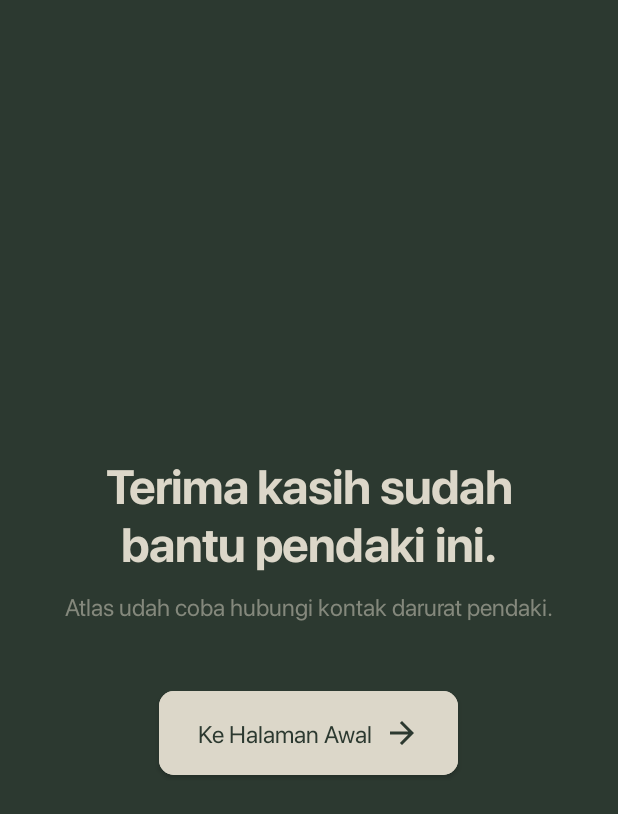
After one commit to codeDali/Atlas, an Android app: the FinishActivity screen opened directly, with no data from a screen before it, on a phone screen of 412 x 824 dp. The commit adds this screen. Shown: the top 814 px of the screen. Run offline under Robolectric (Android 15) with nearby library versions, the phone set to English and light mode, and no system bars.

Commit message:
maps upgraded

```diff
--- a/app/src/main/AndroidManifest.xml
+++ b/app/src/main/AndroidManifest.xml
@@ -31,6 +31,9 @@
         android:theme="@style/Theme.Atlas"
         android:usesCleartextTraffic="true"
         tools:targetApi="31">
+        <activity
+            android:name=".ui.FinishActivity"
+            android:exported="false" />
         <activity
             android:name=".ui.MapsActivity"
             android:exported="false" />
--- /dev/null
+++ b/app/src/main/java/com/example/atlas/ui/FinishActivity.kt
@@ -0,0 +1,26 @@
+package com.example.atlas.ui
+
+import android.content.Intent
+import android.os.Bundle
+import android.widget.Button
+import androidx.activity.enableEdgeToEdge
+import androidx.appcompat.app.AppCompatActivity
+import androidx.core.view.ViewCompat
+import androidx.core.view.WindowInsetsCompat
+import com.example.atlas.R
+
+class FinishActivity : AppCompatActivity() {
+    private lateinit var backToHomeButton: Button
+    override fun onCreate(savedInstanceState: Bundle?) {
+        super.onCreate(savedInstanceState)
+        enableEdgeToEdge()
+        setContentView(R.layout.activity_finish)
+
+        backToHomeButton = findViewById(R.id.btn_home)
+        backToHomeButton.setOnClickListener {
+            val intent = Intent(this, OnboardingActivity::class.java)
+            startActivity(intent)
+            finish()
+        }
+    }
+}
--- a/app/src/main/java/com/example/atlas/ui/InputActivity.kt
+++ b/app/src/main/java/com/example/atlas/ui/InputActivity.kt
@@ -87,13 +87,13 @@ class InputActivity : AppCompatActivity() {
                     "sunny", "clear", "partly cloudy" -> 1
                     "rain", "light rain", "moderate rain", "heavy rain" -> 2
                     else -> {
-                        weatherStatus.text = "Kondisi cuaca tidak sesuai untuk pendakian: ${weatherResponse.current.condition.text}"
+                        weatherStatus.text = "Kondisi cuaca : ${weatherResponse.current.condition.text}"
                         return@launch
                     }
                 }
                 weatherStatus.text = "Kondisi cuaca: ${weatherResponse.current.condition.text}"
             } catch (e: Exception) {
-                weatherStatus.text = "Error mengambil data cuaca: ${e.message}"
+                weatherStatus.text = "Gagal mendapatkan data cuaca"
                 Toast.makeText(this@InputActivity, "Gagal mengambil data cuaca. Silakan coba lagi.", Toast.LENGTH_SHORT).show()
             } finally {
                 weatherLoading.visibility = ProgressBar.GONE
--- /dev/null
+++ b/app/src/main/res/layout/activity_finish.xml
@@ -0,0 +1,54 @@
+<?xml version="1.0" encoding="utf-8"?>
+<LinearLayout xmlns:android="http://schemas.android.com/apk/res/android"
+    xmlns:app="http://schemas.android.com/apk/res-auto"
+    xmlns:tools="http://schemas.android.com/tools"
+    android:id="@+id/main"
+    android:layout_width="match_parent"
+    android:layout_height="match_parent"
+    android:orientation="vertical"
+    android:gravity="center"
+    android:background="@color/background"
+    >
+
+    <TextView
+        android:id="@+id/tv_title_thanks"
+        android:layout_width="match_parent"
+        android:layout_height="wrap_content"
+        android:layout_marginHorizontal="40dp"
+        android:layout_marginTop="0dp"
+        android:fontFamily="@font/sf_b"
+        android:text="Terima kasih sudah bantu pendaki ini."
+        android:textAlignment="center"
+        android:textAppearance="@style/TextAppearance.Atlas.Headline1"
+        android:textColor="@color/text_primary" />
+
+    <TextView
+        android:id="@+id/tv_desc_thanks"
+        android:layout_width="match_parent"
+        android:layout_height="wrap_content"
+        android:layout_marginHorizontal="40dp"
+        android:layout_marginTop="10dp"
+        android:fontFamily="@font/sf"
+        android:text="Atlas udah coba hubungi kontak darurat pendaki."
+        android:textAlignment="center"
+        android:textColor="@color/text_secondary"
+        android:textSize="16sp" />
+
+    <com.google.android.material.button.MaterialButton
+        android:id="@+id/btn_home"
+        android:layout_width="199dp"
+        android:layout_height="wrap_content"
+        android:layout_marginTop="40dp"
+        android:backgroundTint="@color/secondary"
+        android:fontFamily="@font/sf"
+        android:paddingHorizontal="24dp"
+        android:paddingVertical="12dp"
+        android:text="Ke Halaman Awal"
+        android:textColor="@color/text_on_button"
+        android:textAppearance="@style/Button_text"
+        app:cornerRadius="10dp"
+        app:icon="@drawable/ic_arrow_forward"
+        app:iconGravity="textEnd"
+        app:iconTint="@color/text_on_button" />
+
+</LinearLayout>
```
Also changed, not shown: app/src/main/java/com/example/atlas/ui/MapsActivity.kt (+29 -1 lines), app/src/main/java/com/example/atlas/ui/SosActivity.kt (+6 -10 lines), app/src/main/res/layout/activity_maps.xml (+16 -0 lines).
